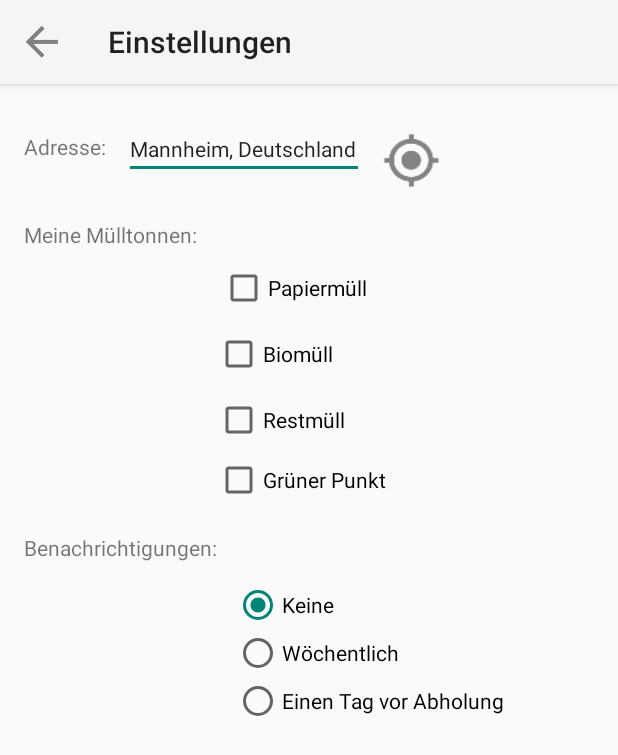
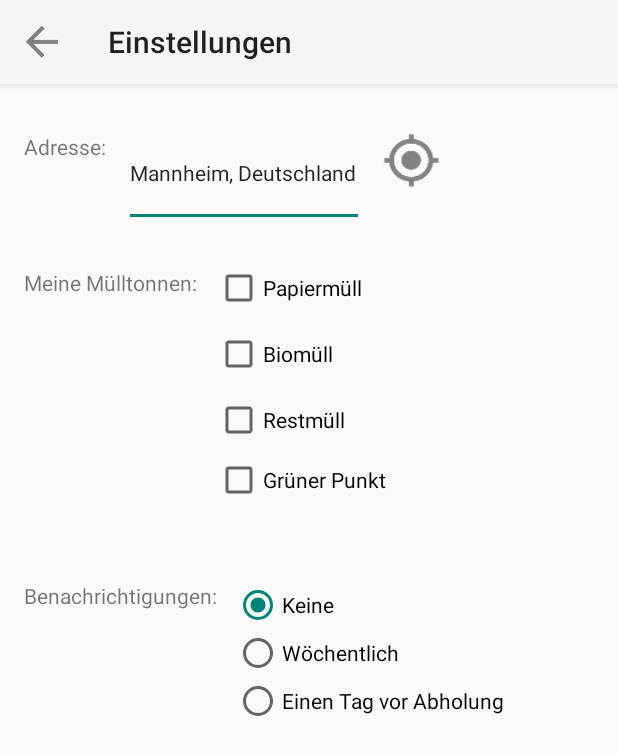
Before and after one commit to LWilm/lolroflxd12345678mobilelol, an Android app: the EinstellungenActivity screen opened directly, with no data from a screen before it, after a tap on an icon or button, on a phone screen of 412 x 824 dp. Shown: the top 755 px of the screen. Run offline under Robolectric (Android 15) with nearby library versions, the phone set to English and light mode, and no system bars.

Commit message:
Check box shitto

```diff
--- a/app/src/main/res/layout/activity_einstellungen.xml
+++ b/app/src/main/res/layout/activity_einstellungen.xml
@@ -42,6 +42,7 @@
             android:layout_marginTop="23dp"
             android:ems="10"
             android:inputType="textMultiLine"
+            android:lines="3"
             android:text="Bitte legen Sie mit Hilfe des Buttons Ihre Adresse fest."
             android:textAppearance="@android:style/TextAppearance.Material.Small"
             app:layout_constraintStart_toEndOf="@+id/textView3"
@@ -62,7 +63,7 @@
             android:id="@+id/blau"
             android:layout_width="wrap_content"
             android:layout_height="32dp"
-            android:layout_marginStart="15dp"
+            android:layout_marginStart="12dp"
             android:layout_marginTop="176dp"
             android:text="Papiermüll"
             app:layout_constraintStart_toEndOf="@+id/textView5"
```
